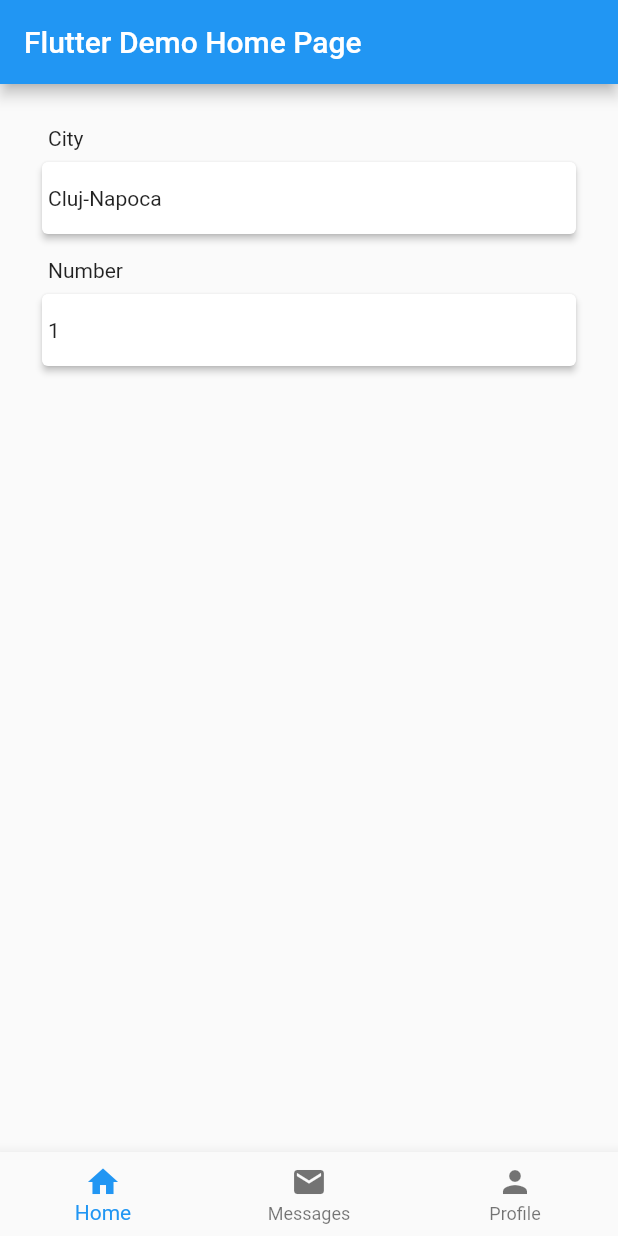
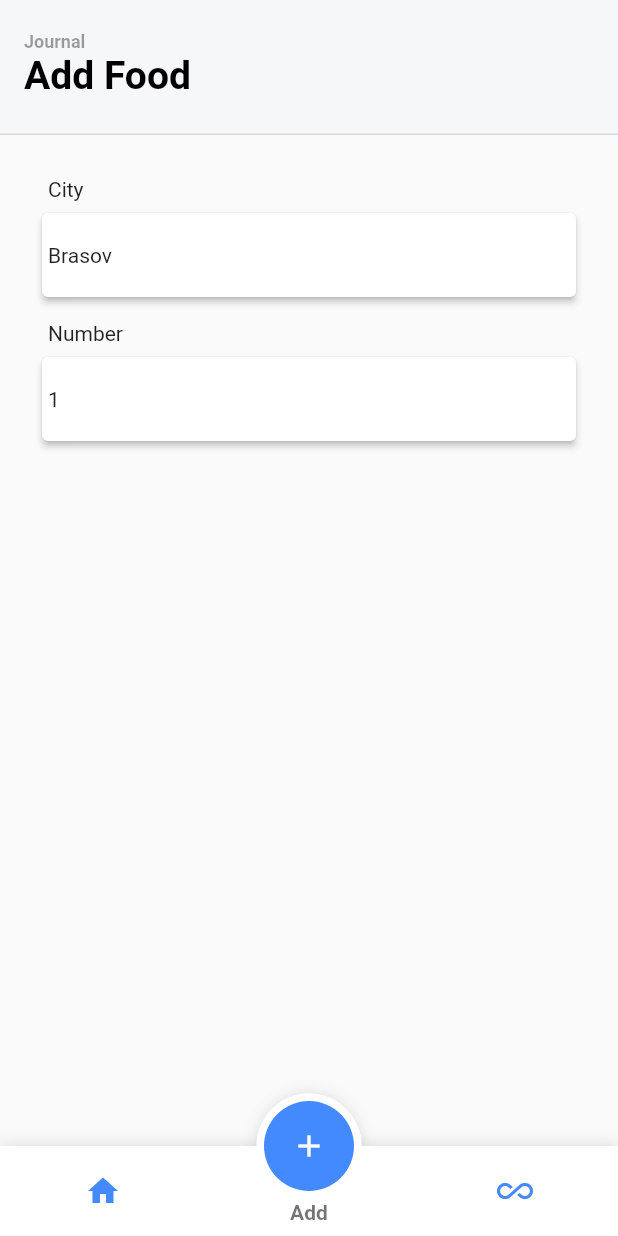
Before and after one commit to LanarsInc/direct-select-flutter, a Flutter app: the screen it shows after launch, on a phone screen of 412 x 824 dp. Run offline on Flutter 3.47's test engine with Material 2 defaults, Android fonts, the phone set to English and light mode, and no system bars; drawn by our look-alikes of fancy_bottom_navigation.

```diff
--- a/lib/direct_select_list.dart
+++ b/lib/direct_select_list.dart
@@ -1,3 +1,4 @@
+import 'package:flutter/foundation.dart';
 import 'package:flutter/material.dart';
 import 'package:flutter_direct_select/direct_select_item.dart';
 
@@ -5,28 +6,30 @@ typedef DirectSelectItemsBuilder<T> = DirectSelectItem<T> Function(T value);
 
 class DirectSelectList<T> extends StatefulWidget {
   final List<DirectSelectItem<T>> items;
-  final DirectSelectState<T> state = DirectSelectState();
   final Decoration focusedItemDecoration;
+  final int defaultItemIndex;
 
-  final selectedItem = ValueNotifier<int>(0);
-
-  final Function(T value, BuildContext context) itemSelected;
+  final Function(T value, BuildContext context) onItemSelectedListener;
 
   //todo find better way to notify parent widget about gesture events to make this class immutable
+  ValueNotifier<int> selectedItem;
   void Function(DirectSelectList, double) onTapEventListener;
   void Function(double) onDragEventListener;
 
   DirectSelectList({Key key,
     @required List<T> values,
     @required DirectSelectItemsBuilder<T> itemBuilder,
-    this.itemSelected,
-    this.focusedItemDecoration})
+    this.onItemSelectedListener,
+    this.focusedItemDecoration,
+    this.defaultItemIndex = 0})
       : items = values.map((val) => itemBuilder(val)).toList(),
+        assert(defaultItemIndex + 1 <= values.length + 1),
         super(key: key);
 
   @override
   State<StatefulWidget> createState() {
-    return state;
+    return DirectSelectState<T>(
+        onTapEventListener, onDragEventListener, selectedItem);
   }
 
   //todo pass item height in this class and build items with that height
@@ -37,8 +40,7 @@ class DirectSelectList<T> extends StatefulWidget {
     return 0.0;
   }
 
-  setOnTapEventListener(
-      Function(DirectSelectList owner, double location) onTapEventListener) {
+  setOnTapEventListener(Function(DirectSelectList owner, double location) onTapEventListener) {
     this.onTapEventListener = onTapEventListener;
   }
 
@@ -46,16 +48,22 @@ class DirectSelectList<T> extends StatefulWidget {
     this.onDragEventListener = onDragEventListener;
   }
 
+  void refreshDefaultValue() {
+    selectedItem = ValueNotifier<int>(defaultItemIndex);
+  }
+
   int getSelectedItemIndex() {
+    if (selectedItem != null) {
       return selectedItem.value;
+    } else {
+      return 0;
+    }
   }
 
   void setSelectedItemIndex(int index) {
+    if (selectedItem != null) {
       selectedItem.value = index;
     }
-
-  void commitSelection() {
-    state.commitSelection();
   }
 
   T getSelectedItem() {
@@ -65,34 +73,43 @@ class DirectSelectList<T> extends StatefulWidget {
 
 class DirectSelectState<T> extends State<DirectSelectList<T>> {
   bool isShowing = false;
+  final ValueListenable selectedItem;
+  final void Function(DirectSelectList, double) onTapEventListener;
+  final void Function(double) onDragEventListener;
 
-  void commitSelection() {
-    setState(() {});
-    if (widget.itemSelected != null) {
-      widget.itemSelected(
-          widget.items[widget.selectedItem.value].value, this.context);
-    }
-  }
+  DirectSelectState(this.onTapEventListener, this.onDragEventListener,
+      this.selectedItem);
 
   @override
   Widget build(BuildContext context) {
+    selectedItem.addListener(() {
+      if (widget.onItemSelectedListener != null) {
+        widget.onItemSelectedListener(
+            widget.items[selectedItem.value].value, this.context);
+      }
+    });
+
+    return ValueListenableBuilder<int>(
+        valueListenable: selectedItem,
+        builder: (context, value, child) {
           return GestureDetector(
-        child: widget.items[widget.selectedItem.value].getSelectedItem(),
+              child: widget.items[value].getSelectedItem(),
               onTapDown: (tapDownDetails) {
-          _showListOverlay(getItemTopPosition(context));
+                _showListOverlay(_getItemTopPosition(context));
               },
               onTapUp: (tapUpDetails) {
-          _hideListOverlay(getItemTopPosition(context));
+                _hideListOverlay(_getItemTopPosition(context));
               },
               onVerticalDragEnd: (dragDetails) {
-          _hideListOverlay(getItemTopPosition(context));
+                _hideListOverlay(_getItemTopPosition(context));
               },
               onVerticalDragUpdate: (dragInfo) {
                 _showListOverlay(dragInfo.primaryDelta);
               });
+        });
   }
 
-  double getItemTopPosition(BuildContext context) {
+  double _getItemTopPosition(BuildContext context) {
     final RenderBox itemBox = context.findRenderObject();
     final Rect itemRect = itemBox.localToGlobal(Offset.zero) & itemBox.size;
     return itemRect.top;
@@ -100,15 +117,15 @@ class DirectSelectState<T> extends State<DirectSelectList<T>> {
 
   _hideListOverlay(double dy) {
     isShowing = false;
-    widget.onTapEventListener(widget, dy);
+    onTapEventListener(widget, dy);
   }
 
   _showListOverlay(double dy) {
     if (!isShowing) {
       isShowing = true;
-      widget.onTapEventListener(widget, getItemTopPosition(context));
+      onTapEventListener(widget, _getItemTopPosition(context));
     } else {
-      widget.onDragEventListener(dy);
+      onDragEventListener(dy);
     }
   }
 }
--- a/lib/main.dart
+++ b/lib/main.dart
@@ -1,3 +1,4 @@
+import 'package:fancy_bottom_navigation/fancy_bottom_navigation.dart';
 import 'package:flutter/material.dart';
 import 'package:flutter_direct_select/direct_select_container.dart';
 import 'package:flutter_direct_select/direct_select_item.dart';
@@ -41,6 +42,7 @@ class _MyHomePageState extends State<MyHomePage> {
 
   DirectSelectItem<String> getDropDownMenuItem(String value) {
     return DirectSelectItem<String>(
+        itemHeight: 56,
         value: value,
         listItemBuilder: (context, value) {
           return Container(
@@ -60,38 +62,69 @@ class _MyHomePageState extends State<MyHomePage> {
 
   @override
   Widget build(BuildContext context) {
-    final appBar = AppBar(
-      title: Text(widget.title),
-    );
-    final bottomNavigationBar = BottomNavigationBar(
-      currentIndex: 0, // this will be set when a tab is tapped
-      items: [
-        BottomNavigationBarItem(
-          icon: Icon(Icons.home),
-          title: Text('Home'),
+    final appBar = PreferredSize(
+        child: Container(
+          decoration: BoxDecoration(
+              color: Color.fromRGBO(246, 247, 249, 1),
+              border: BorderDirectional(
+                  bottom: BorderSide(width: 1, color: Colors.black12))),
+          child: Padding(
+              padding: EdgeInsets.only(left: 16, bottom: 24),
+              child: Column(
+                  verticalDirection: VerticalDirection.up,
+                  children: <Widget>[
+                    Container(
+                        alignment: AlignmentDirectional.centerStart,
+                        child: Text("Add Food",
+                            style: TextStyle(
+                                fontSize: 26,
+                                color: Colors.black,
+                                fontWeight: FontWeight.bold))),
+                    Container(
+                        alignment: AlignmentDirectional.centerStart,
+                        child: Text("Journal",
+                            style: TextStyle(
+                                fontSize: 12,
+                                color: Colors.black38,
+                                fontWeight: FontWeight.bold)))
+                  ])),
         ),
-        BottomNavigationBarItem(
-          icon: Icon(Icons.mail),
-          title: Text('Messages'),
-        ),
-        BottomNavigationBarItem(
-            icon: Icon(Icons.person), title: Text('Profile'))
+        preferredSize: Size.fromHeight(90));
+
+    final bottomNavigationBar = FancyBottomNavigation(
+      initialSelection: 1,
+      activeIconColor: Colors.white,
+      inactiveIconColor: Colors.blueAccent,
+      circleColor: Colors.blueAccent,
+      tabs: [
+        TabData(iconData: Icons.home, title: "Home"),
+        TabData(iconData: Icons.add, title: "Add"),
+        TabData(iconData: Icons.all_inclusive, title: "Infinity")
       ],
+      onTabChangedListener: (position) {
+        setState(() {
+
+        });
+      },
     );
 
     final dsl = DirectSelectList<String>(
         values: _cities,
+        defaultItemIndex: 3,
         itemBuilder: (String value) => getDropDownMenuItem(value),
         focusedItemDecoration:
         BoxDecoration(color: Colors.greenAccent.withOpacity(0.3)),
-        itemSelected: (item, context) {
+        onItemSelectedListener: (item, context) {
           Scaffold.of(context).showSnackBar(SnackBar(content: Text(item)));
         });
 
     final dsl2 = DirectSelectList<String>(
         values: _numbers,
         itemBuilder: (String value) => getDropDownMenuItem(value),
-        focusedItemDecoration: BoxDecoration(border: Border.all(width: 1)));
+        focusedItemDecoration: BoxDecoration(
+            border: BorderDirectional(
+                bottom: BorderSide(width: 1, color: Colors.black12),
+                top: BorderSide(width: 1, color: Colors.black12))));
 
     return Scaffold(
       appBar: appBar,
--- a/pubspec.yaml
+++ b/pubspec.yaml
@@ -15,6 +15,7 @@ environment:
 dependencies:
   flutter:
     sdk: flutter
+  fancy_bottom_navigation: ^0.3.2
 
   # The following adds the Cupertino Icons font to your application.
   # Use with the CupertinoIcons class for iOS style icons.
```
Also changed, not shown: lib/direct_select_container.dart (+4 -3 lines). Lines whose indentation alone changed are shown as unchanged.
